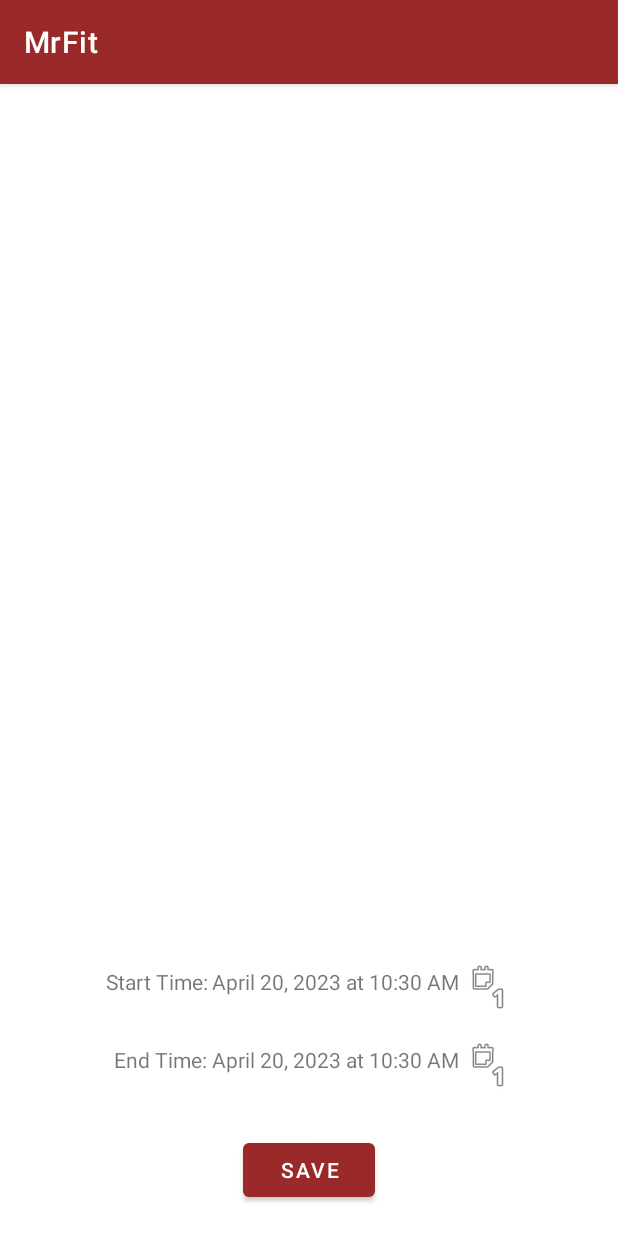
After one commit to SCCapstone/Symphony, an Android app: the ManualWorkoutActivity screen opened directly, with no data from a screen before it, on a phone screen of 412 x 824 dp. The commit adds this screen. Run offline under Robolectric (Android 15) with nearby library versions, the phone set to English and light mode, and no system bars; our stand-ins replace Firebase (no records; nobody signed in at launch, a user with empty details on screens opened directly); libraries missing offline, so code that uses them is left out: com.applandeo.materialcalendarview.

Commit message:
Created a horrible abomination, move popup to its own activity

```diff
--- /dev/null
+++ b/app/src/main/java/com/symphony/mrfit/ManualWorkoutActivity.kt
@@ -0,0 +1,255 @@
+/*
+ *  Created by Team Symphony on 4/20/23, 7:03 PM
+ *  Copyright (c) 2023 . All rights reserved.
+ *  Last modified 4/20/23, 7:03 PM
+ */
+
+package com.symphony.mrfit
+
+import android.content.ContentValues
+import android.os.Build
+import android.os.Bundle
+import android.util.Log
+import android.view.LayoutInflater
+import android.widget.TimePicker
+import android.widget.Toast
+import androidx.annotation.RequiresApi
+import androidx.appcompat.app.AppCompatActivity
+import androidx.lifecycle.Observer
+import androidx.lifecycle.ViewModelProvider
+import androidx.recyclerview.widget.GridLayoutManager
+import androidx.recyclerview.widget.RecyclerView
+import com.applandeo.materialcalendarview.EventDay
+import com.applandeo.materialcalendarview.listeners.OnDayClickListener
+import com.google.android.material.dialog.MaterialAlertDialogBuilder
+import com.google.firebase.Timestamp
+import com.symphony.mrfit.data.exercise.ExerciseViewModel
+import com.symphony.mrfit.data.exercise.ExerciseViewModelFactory
+import com.symphony.mrfit.data.exercise.RoutineAdapter
+import com.symphony.mrfit.data.model.History
+import com.symphony.mrfit.data.profile.ProfileViewModel
+import com.symphony.mrfit.data.profile.ProfileViewModelFactory
+import com.symphony.mrfit.databinding.ActivityManualWorkoutBinding
+import java.text.SimpleDateFormat
+import java.util.*
+
+/**
+ * Screen for the User to manually add a workout History
+ */
+
+class ManualWorkoutActivity : AppCompatActivity() {
+
+    private var layoutManager: RecyclerView.LayoutManager? = null
+    private lateinit var exerciseViewModel: ExerciseViewModel
+    private lateinit var profileViewModel: ProfileViewModel
+    private lateinit var binding: ActivityManualWorkoutBinding
+    private var startTime: Long = 0
+    private var endTime: Long = 0
+
+    override fun onCreate(savedInstanceState: Bundle?) {
+        super.onCreate(savedInstanceState)
+        binding = ActivityManualWorkoutBinding.inflate(layoutInflater)
+        setContentView(binding.root)
+        exerciseViewModel = ViewModelProvider(
+            this, ExerciseViewModelFactory()
+        )[ExerciseViewModel::class.java]
+        profileViewModel = ViewModelProvider(
+            this, ProfileViewModelFactory()
+        )[ProfileViewModel::class.java]
+    }
+
+    @RequiresApi(Build.VERSION_CODES.M)
+    override fun onStart() {
+        super.onStart()
+
+        val routineList = binding.templateRecyclerList
+        val startTimePicker = binding.startTimeRow
+        val endTimePicker = binding.endTimeRow
+        val startTimeSelection = binding.startTimeSelection
+        val endTimeSelection = binding.endTimeSelection
+        val save = binding.saveManualWorkoutButton
+        val dateFormat = SimpleDateFormat(
+            "MMMM dd, yyyy 'at' hh:mm a",
+            Locale.getDefault()
+        )
+
+        // Set the layout of the grid of routines presented to the user
+        layoutManager = GridLayoutManager(this, 2)
+        routineList.layoutManager = layoutManager
+
+        // Initialize the current date time, will be overwritten later if needed
+        startTimeSelection.text = dateFormat.format(Date())
+        endTimeSelection.text = dateFormat.format(Date())
+        startTime = Date().time
+        endTime = Date().time + 1
+
+        // Initialize the routine list, then listen to it to update the UI
+        exerciseViewModel.getUserRoutines()
+        exerciseViewModel.workoutRoutineList.observe(this, Observer {
+            Log.d(ContentValues.TAG, "Updating routine list")
+            val workoutRoutineList = it ?: return@Observer
+
+            routineList.adapter = RoutineAdapter(this, workoutRoutineList)
+
+        })
+
+        /**
+         * Open a dialog for the user to select a start time
+         * If selected time is after end time, adjust end time accordingly
+         */
+        startTimePicker.setOnClickListener {
+            // Create the dialog and inflate its view like an activity
+            val materialDialog = MaterialAlertDialogBuilder(this)
+            val dialogView = LayoutInflater.from(this)
+                .inflate(R.layout.popup_date_and_time_picker, null, false)
+
+            materialDialog.setView(dialogView)
+
+            val datePicker =
+                findViewById<com.applandeo.materialcalendarview.CalendarView>(R.id.dialogDatePicker)
+            val timePicker = findViewById<TimePicker>(R.id.dialogTimePicker)
+            val cal = Calendar.getInstance()
+            cal.timeInMillis = endTime
+            var year = cal.get(Calendar.YEAR)
+            var month = cal.get(Calendar.MONTH)
+            var day = cal.get(Calendar.DAY_OF_MONTH)
+            var hour = cal.get(Calendar.HOUR)
+            var minute = cal.get(Calendar.MINUTE)
+
+            timePicker.setOnTimeChangedListener { _, selectedHour, selectedMinute ->
+                hour = selectedHour
+                minute = selectedMinute
+            }
+
+            datePicker.setOnDayClickListener(object : OnDayClickListener {
+                override fun onDayClick(eventDay: EventDay) {
+                    val clickedDay = eventDay.calendar
+                    year = clickedDay.get(Calendar.YEAR)
+                    month = clickedDay.get(Calendar.MONTH)
+                    day = clickedDay.get(Calendar.DAY_OF_MONTH)
+                }
+            })
+
+            materialDialog.setPositiveButton(getString(R.string.button_ok)) { dialog, _ ->
+                // Check if the end time needs to be adjusted
+                val newStart = Calendar.getInstance()
+                newStart.set(year, month, day, hour, minute)
+                val t = Calendar.getInstance()
+                t.timeInMillis = endTime
+                if (newStart.after(t)) {
+                    // Times are off, set the start time to 1 minute after the new start time
+                    t.set(year, month, day, hour, minute + 1)
+                }
+
+                // Set the text views
+                startTimeSelection.text = dateFormat.format(newStart.time)
+                endTimeSelection.text = dateFormat.format(t.time)
+
+                dialog.dismiss()
+            }
+
+            materialDialog.setNegativeButton(getString(R.string.button_cancel)) { dialog, _ ->
+                dialog.dismiss()
+            }
+
+            materialDialog.show()
+        }
+
+        /**
+         * Open a dialog for the user to select an end time
+         * If selected time is before start time, adjust start time accordingly
+         */
+        endTimePicker.setOnClickListener {
+            // Create the dialog and inflate its view like an activity
+            val materialDialog = MaterialAlertDialogBuilder(this)
+            val dialogView = LayoutInflater.from(this)
+                .inflate(R.layout.popup_date_and_time_picker, null, false)
+
+            materialDialog.setView(dialogView)
+
+            val datePicker =
+                findViewById<com.applandeo.materialcalendarview.CalendarView>(R.id.dialogDatePicker)
+            val timePicker = findViewById<TimePicker>(R.id.dialogTimePicker)
+            val cal = Calendar.getInstance()
+            cal.timeInMillis = endTime
+            datePicker.setDate(cal)
+            var year = cal.get(Calendar.YEAR)
+            var month = cal.get(Calendar.MONTH)
+            var day = cal.get(Calendar.DAY_OF_MONTH)
+            var hour = cal.get(Calendar.HOUR)
+            var minute = cal.get(Calendar.MINUTE)
+
+            timePicker.setOnTimeChangedListener { _, selectedHour, selectedMinute ->
+                hour = selectedHour
+                minute = selectedMinute
+            }
+
+            datePicker.setOnDayClickListener(object : OnDayClickListener {
+                override fun onDayClick(eventDay: EventDay) {
+                    val clickedDay = eventDay.calendar
+                    year = clickedDay.get(Calendar.YEAR)
+                    month = clickedDay.get(Calendar.MONTH)
+                    day = clickedDay.get(Calendar.DAY_OF_MONTH)
+                }
+            })
+
+            materialDialog.setPositiveButton(getString(R.string.button_ok)) { dialog, _ ->
+                // Check if the start time needs to be adjusted
+                val newEnd = Calendar.getInstance()
+                newEnd.set(year, month, day, hour, minute)
+                val t = Calendar.getInstance()
+                t.timeInMillis = startTime
+                if (newEnd.before(t)) {
+                    // Times are off, set the start time to 1 minute before the new end time
+                    t.set(year, month, day, hour, minute - 1)
+                }
+
+                // Set the text views
+                endTimeSelection.text = dateFormat.format(newEnd.time)
+                startTimeSelection.text = dateFormat.format(t.time)
+
+                dialog.dismiss()
+            }
+
+            materialDialog.setNegativeButton(getString(R.string.button_cancel)) { dialog, _ ->
+                dialog.dismiss()
+            }
+
+            materialDialog.show()
+        }
+
+        /**
+         * Create a history from the given information and add it to the database
+         * A template must be selected
+         * The end time must not be before the start time
+         */
+        save.setOnClickListener {
+            val selection = true
+            if (selection) {
+                if (startTime < endTime) {
+                    profileViewModel.addWorkoutToHistory(
+                        History(
+                            "REPLACE ME",
+                            Timestamp(Date(startTime)),
+                            endTime - startTime,
+                            "REPLACE ME"
+                        )
+                    )
+                    finish()
+                } else {
+                    Toast.makeText(
+                        this,
+                        "Times are out of order",
+                        Toast.LENGTH_SHORT
+                    ).show()
+                }
+            } else {
+                Toast.makeText(
+                    this,
+                    "Must select a template",
+                    Toast.LENGTH_SHORT
+                ).show()
+            }
+        }
+    }
+}
--- /dev/null
+++ b/app/src/main/res/layout/activity_manual_workout.xml
@@ -0,0 +1,108 @@
+<?xml version="1.0" encoding="utf-8"?><!--
+  ~  Created by Team Symphony on 4/20/23, 7:03 PM
+  ~  Copyright (c) 2023 . All rights reserved.
+  ~  Last modified 4/20/23, 7:03 PM
+  -->
+
+<androidx.constraintlayout.widget.ConstraintLayout xmlns:android="http://schemas.android.com/apk/res/android"
+    xmlns:app="http://schemas.android.com/apk/res-auto"
+    xmlns:tools="http://schemas.android.com/tools"
+    android:layout_width="match_parent"
+    android:layout_height="match_parent"
+    tools:context=".ManualWorkoutActivity">
+
+    <LinearLayout
+        android:layout_width="match_parent"
+        android:layout_height="match_parent"
+        android:gravity="center"
+        android:orientation="vertical"
+        app:layout_constraintStart_toStartOf="parent"
+        app:layout_constraintTop_toTopOf="parent">
+
+        <androidx.recyclerview.widget.RecyclerView
+            android:id="@+id/templateRecyclerList"
+            android:layout_width="match_parent"
+            android:layout_height="match_parent"
+            android:layout_marginBottom="20dp"
+            android:layout_weight="1">
+
+        </androidx.recyclerview.widget.RecyclerView>
+
+        <TableLayout
+            android:layout_width="wrap_content"
+            android:layout_height="wrap_content"
+            android:layout_weight="0">
+
+            <TableRow
+                android:id="@+id/startTimeRow"
+                android:layout_width="match_parent"
+                android:layout_height="match_parent"
+                android:layout_margin="10dp"
+                android:gravity="center">
+
+                <TextView
+                    android:id="@+id/startTimeLabel"
+                    android:layout_width="wrap_content"
+                    android:layout_height="wrap_content"
+                    android:layout_marginEnd="3dp"
+                    android:layout_marginBottom="3dp"
+                    android:gravity="end"
+                    android:text="Start Time:" />
+
+                <TextView
+                    android:id="@+id/startTimeSelection"
+                    android:layout_width="wrap_content"
+                    android:layout_height="wrap_content"
+                    android:layout_marginEnd="3dp"
+                    android:layout_marginBottom="3dp"
+                    android:text="MMMM dd, yyyy at hh:mm" />
+
+                <ImageView
+                    android:id="@+id/imageView2"
+                    android:layout_width="wrap_content"
+                    android:layout_height="wrap_content"
+                    app:srcCompat="@android:drawable/ic_menu_day" />
+            </TableRow>
+
+            <TableRow
+                android:id="@+id/endTimeRow"
+                android:layout_width="match_parent"
+                android:layout_height="match_parent"
+                android:layout_margin="10dp"
+                android:gravity="center">
+
+                <TextView
+                    android:id="@+id/endTimeLabel"
+                    android:layout_width="wrap_content"
+                    android:layout_height="wrap_content"
+                    android:layout_marginEnd="3dp"
+                    android:layout_marginBottom="3dp"
+                    android:gravity="end"
+                    android:text="End Time:" />
+
+                <TextView
+                    android:id="@+id/endTimeSelection"
+                    android:layout_width="wrap_content"
+                    android:layout_height="wrap_content"
+                    android:layout_marginEnd="3dp"
+                    android:layout_marginBottom="3dp"
+                    android:text="MMMM dd, yyyy at hh:mm" />
+
+                <ImageView
+                    android:id="@+id/imageView3"
+                    android:layout_width="wrap_content"
+                    android:layout_height="wrap_content"
+                    app:srcCompat="@android:drawable/ic_menu_day" />
+            </TableRow>
+
+        </TableLayout>
+
+        <Button
+            android:id="@+id/saveManualWorkoutButton"
+            android:layout_width="wrap_content"
+            android:layout_height="wrap_content"
+            android:layout_margin="20dp"
+            android:text="@string/button_save" />
+    </LinearLayout>
+
+</androidx.constraintlayout.widget.ConstraintLayout>
--- a/app/src/main/res/values/strings.xml
+++ b/app/src/main/res/values/strings.xml
@@ -1,7 +1,7 @@
 <!--
-  ~  Created by Team Symphony on 4/20/23, 2:11 AM
+  ~  Created by Team Symphony on 4/20/23, 7:03 PM
   ~  Copyright (c) 2023 . All rights reserved.
-  ~  Last modified 4/20/23, 2:09 AM
+  ~  Last modified 4/20/23, 1:54 PM
   -->
 
 <resources>
```
Also changed, not shown: app/src/main/AndroidManifest.xml (+5 -2 lines), app/src/main/java/com/symphony/mrfit/ui/CustomExercisesActivity.kt (+10 -5 lines), app/src/main/java/com/symphony/mrfit/ui/GoalsActivity.kt (+6 -4 lines), app/src/main/java/com/symphony/mrfit/ui/NotificationActivity.kt (+5 -2 lines), app/src/main/java/com/symphony/mrfit/ui/WorkoutHistoryActivity.kt (+16 -2 lines), app/src/main/res/layout/activity_home.xml (+6 -13 lines), app/src/main/res/layout/activity_workout_history.xml (+16 -2 lines), app/src/main/res/layout/popup_date_and_time_picker.xml (added, +29 -0 lines).
